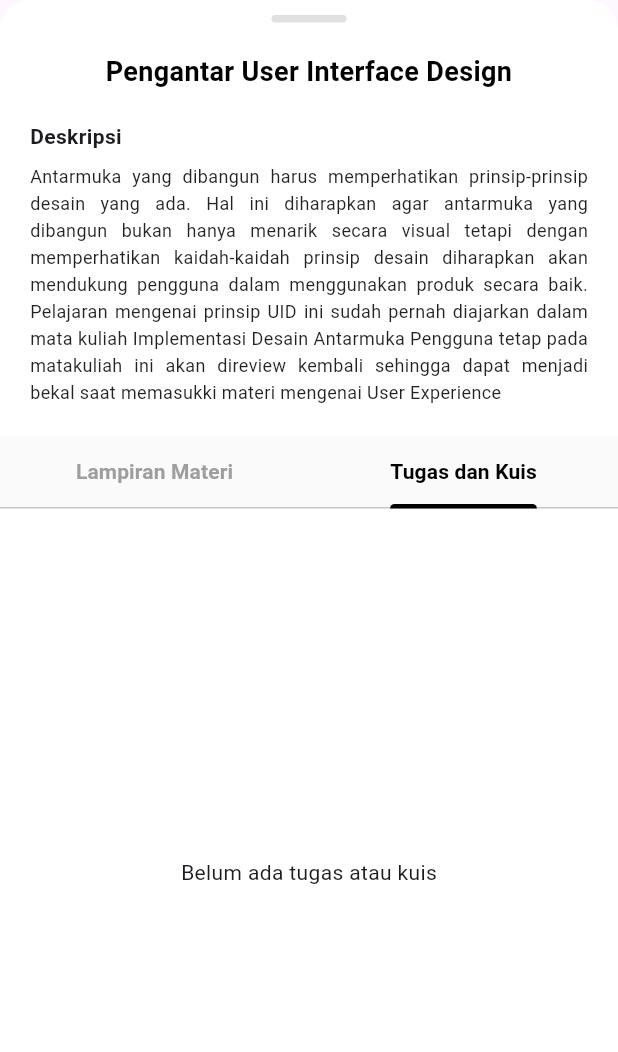
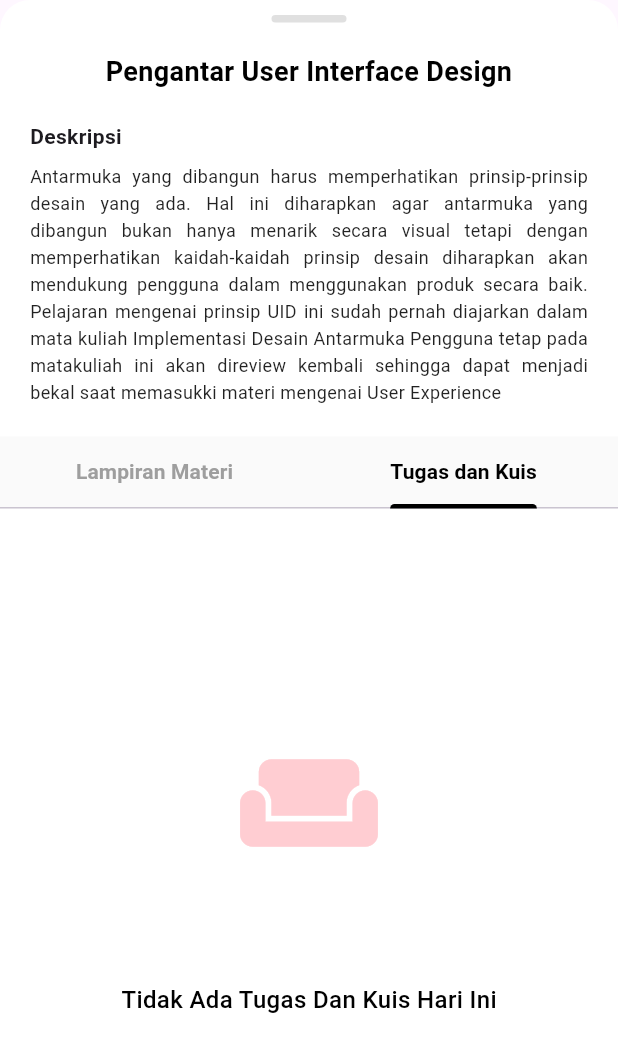
Before and after one commit to Yofaa123/Learning-Management-System, a Flutter app: the MeetingDetailSheet widget shown alone on an empty page, opened directly, tab 2 chosen, on a phone screen of 412 x 824 dp. Shown: the top 1052 px of the screen. Run offline on Flutter 3.47's test engine with Material 3 defaults, Android fonts, the phone set to English and light mode, and no system bars.

Commit message:
menambahakan tampilan kosong di tab Tugas dan Kuis

```diff
--- a/lib/screens/class/meeting_detail_sheet.dart
+++ b/lib/screens/class/meeting_detail_sheet.dart
@@ -113,13 +113,48 @@ class _MeetingDetailSheetState extends State<MeetingDetailSheet> with SingleTick
                     controller: _tabController,
                     children: [
                       _buildLampiranList(),
-                       const Center(child: Text("Belum ada tugas atau kuis")),
+                      _buildEmptyState(),
                     ],
                    ),
                 )
               ],
             ),
           )
+        ],
+      ),
+    );
+  }
+
+  Widget _buildEmptyState() {
+    return Center(
+      child: Column(
+        mainAxisAlignment: MainAxisAlignment.center,
+        children: [
+          // Placeholder for the illustration
+          // TODO: Replace with actual asset: Image.asset('assets/images/ilustrasi_kosong.png')
+          Container(
+            height: 200,
+            width: 200,
+            decoration: const BoxDecoration(
+              // color: Colors.grey[100],
+              shape: BoxShape.circle,
+            ),
+            child: Icon(
+              Icons.weekend, // Playful icon representing 'relaxing' like the image
+              size: 100,
+              color: Colors.red[100],
+            ),
+          ),
+          const SizedBox(height: 20),
+          const Text(
+            "Tidak Ada Tugas Dan Kuis Hari Ini",
+            style: TextStyle(
+              fontSize: 16,
+              fontWeight: FontWeight.w500,
+              color: Colors.black,
+            ),
+          ),
+          const SizedBox(height: 50), // Spacing to lift it up slightly
         ],
       ),
     );
```
Also changed, not shown: assets/images/tugas_kuis.png (added).
